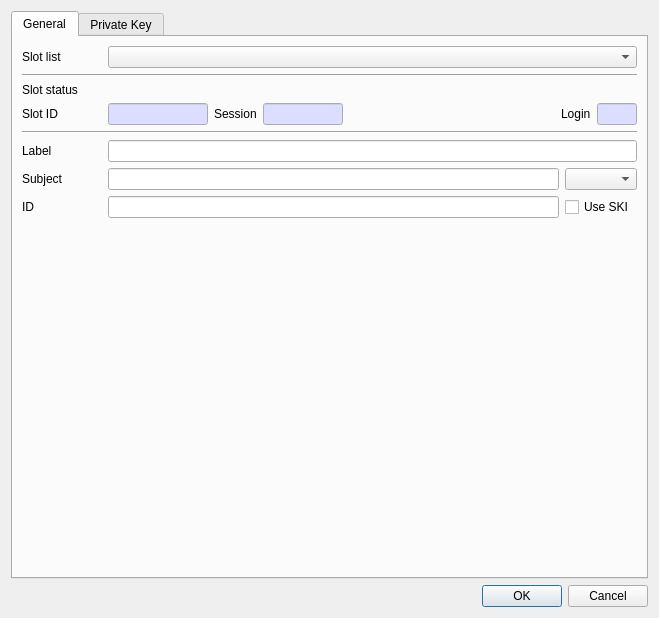
Before: the Qt Designer form CryptokiMan/create_rsa_pri_key_dlg.ui in jykim74/CryptokiMan, drawn with Qt 5.
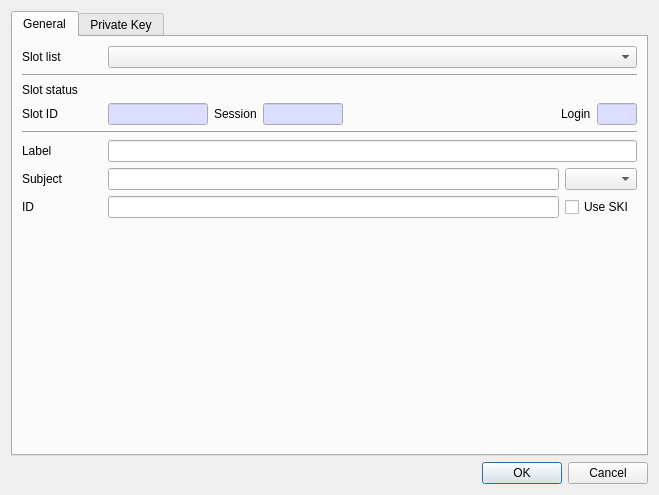
After: the same form once the commit is applied.

Diff of the .ui file:
```diff
--- a/CryptokiMan/create_rsa_pri_key_dlg.ui
+++ b/CryptokiMan/create_rsa_pri_key_dlg.ui
@@ -7,7 +7,7 @@
     <x>0</x>
     <y>0</y>
     <width>659</width>
-    <height>618</height>
+    <height>474</height>
    </rect>
   </property>
   <property name="windowTitle">
```
